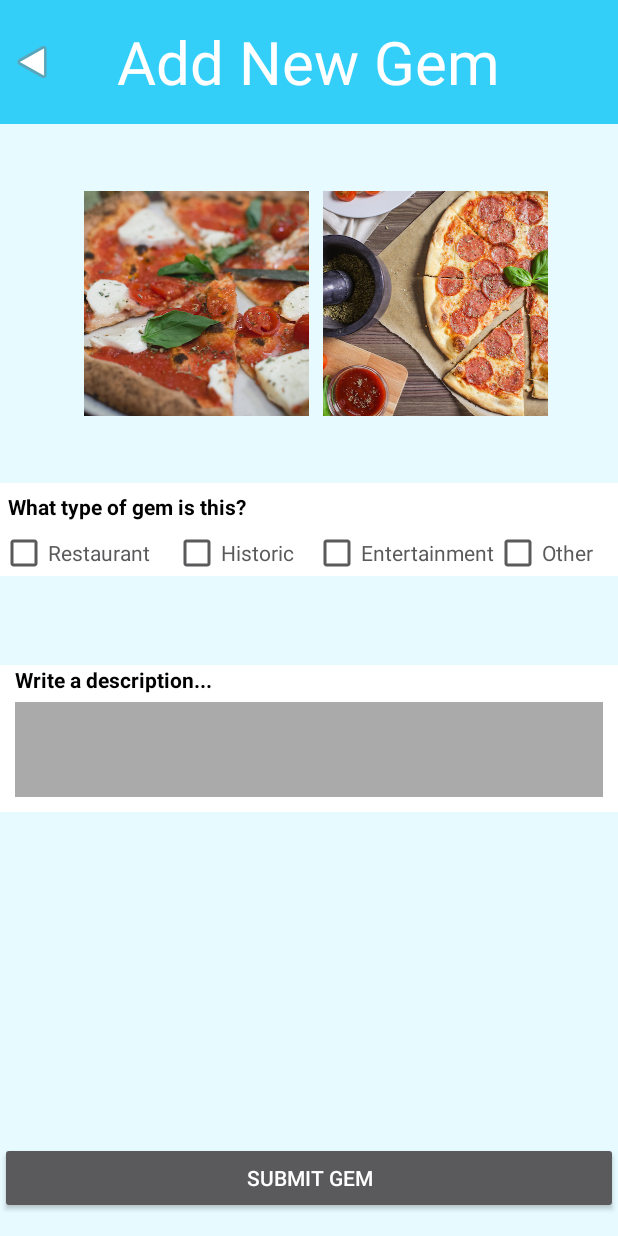
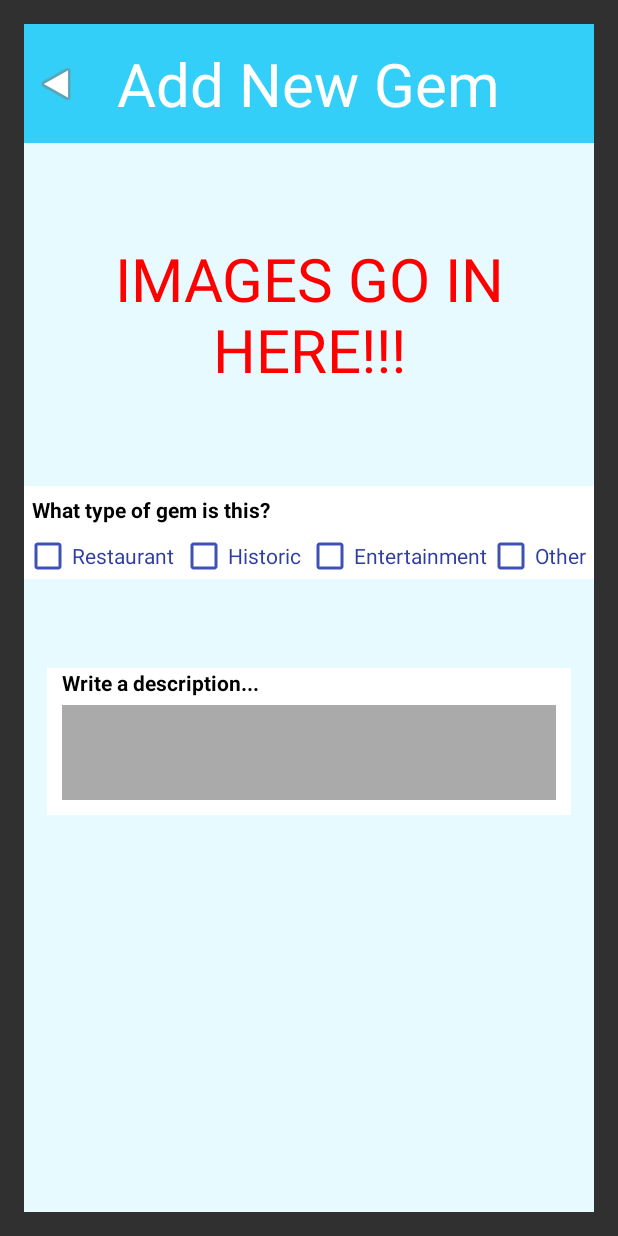
Before and after one commit to ptar104/HiddenGems, an Android app: the layout activity_add_gem.xml on its own in the app's theme, with its tools: preview values and no code run, on a phone screen of 412 x 824 dp. Run offline under Robolectric (Android 15) with nearby library versions, the phone set to English and light mode, and no system bars.

Commit message:
init add gem page

```diff
--- a/app/src/main/AndroidManifest.xml
+++ b/app/src/main/AndroidManifest.xml
@@ -37,9 +37,8 @@
                 <category android:name="android.intent.category.LAUNCHER" />
             </intent-filter>
         </activity>
-        <activity android:name=".GemInfoActivity">
-
-        </activity>
+        <activity android:name=".GemInfoActivity"></activity>
+        <activity android:name=".AddGemActivity"></activity>
     </application>
 
 </manifest>
--- a/app/src/main/java/com/capstone/petros/hiddengems/MapsActivity.java
+++ b/app/src/main/java/com/capstone/petros/hiddengems/MapsActivity.java
@@ -52,13 +52,6 @@ public class MapsActivity extends FragmentActivity implements OnMapReadyCallback
 
     @Override
     public boolean onMarkerClick(final Marker marker) {
-
-        String name= marker.getTitle();
-
-//        if (name.equalsIgnoreCase("My Spot"))
-//        {
-//            //write your code here
-//        }
         Log.i(TAG, "Tapped marker");
 
         Intent intent  = new Intent(MapsActivity.this, GemInfoActivity.class);
--- a/app/src/main/res/layout/activity_add_gem.xml
+++ b/app/src/main/res/layout/activity_add_gem.xml
@@ -5,13 +5,12 @@
     android:id="@+id/activity_add_gem"
     android:layout_width="match_parent"
     android:layout_height="match_parent"
-    android:paddingBottom="0dp"
-    android:paddingLeft="0dp"
-    android:paddingRight="0dp"
-    android:paddingTop="0dp"
-    tools:context="com.capstone.petros.hiddengems.AddGemActivity"
-    android:baselineAligned="false"
-    android:orientation="vertical">
+    android:paddingBottom="@dimen/activity_vertical_margin"
+    android:paddingLeft="@dimen/activity_horizontal_margin"
+    android:paddingRight="@dimen/activity_horizontal_margin"
+    android:paddingTop="@dimen/activity_vertical_margin"
+    android:orientation="vertical"
+    tools:context="com.capstone.petros.hiddengems.AddGemActivity">
 
     <RelativeLayout
         android:layout_width="match_parent"
@@ -51,29 +50,15 @@
             android:layout_height="match_parent"
             android:layout_weight="5">
 
-            <ImageView
-                app:srcCompat="@drawable/pizza1"
-                android:layout_marginLeft="56dp"
-                android:layout_marginStart="56dp"
-                android:scaleType="center"
-                android:id="@+id/imageView4"
-                android:layout_height="150dp"
-                android:layout_width="150dp"
-                android:layout_centerVertical="true"
-                android:layout_alignParentLeft="true"
-                android:layout_alignParentStart="true" />
+            <TextView
+                android:layout_width="wrap_content"
+                android:layout_height="wrap_content"
+                android:text="IMAGES GO IN HERE!!!"
+                android:textSize="40dp"
+                android:textColor="#FFFF0000"
+                android:textAlignment="center"
+                android:layout_centerInParent="true"/>
 
-            <ImageView
-                app:srcCompat="@drawable/pizza2"
-                android:scaleType="center"
-                android:id="@+id/imageView3"
-                android:layout_height="150dp"
-                android:layout_width="150dp"
-                android:layout_alignTop="@+id/imageView4"
-                android:layout_toRightOf="@+id/imageView4"
-                android:layout_toEndOf="@+id/imageView4"
-                android:layout_marginLeft="9dp"
-                android:layout_marginStart="9dp" />
         </RelativeLayout>
 
         <LinearLayout
@@ -104,8 +89,8 @@
                     android:layout_width="wrap_content"
                     android:layout_height="wrap_content"
                     android:id="@+id/checkBox4"
-                    android:textColor="?attr/colorButtonNormal"
-                    app:buttonTint="?attr/colorButtonNormal"
+                    android:textColor="@color/colorPrimaryDark"
+                    app:buttonTint="@color/colorPrimary"
                     android:layout_weight="0.05" />
 
                 <CheckBox
@@ -113,8 +98,8 @@
                     android:layout_width="wrap_content"
                     android:layout_height="wrap_content"
                     android:id="@+id/checkBox6"
-                    android:textColor="?attr/colorButtonNormal"
-                    app:buttonTint="?attr/colorButtonNormal"
+                    android:textColor="@color/colorPrimaryDark"
+                    app:buttonTint="@color/colorPrimary"
                     android:layout_weight="0.04" />
 
                 <CheckBox
@@ -122,16 +107,16 @@
                     android:layout_width="wrap_content"
                     android:layout_height="wrap_content"
                     android:id="@+id/checkBox7"
-                    android:textColor="?attr/colorButtonNormal"
-                    app:buttonTint="?attr/colorButtonNormal" />
+                    android:textColor="@color/colorPrimaryDark"
+                    app:buttonTint="@color/colorPrimary" />
 
                 <CheckBox
                     android:text="Other"
                     android:layout_width="wrap_content"
                     android:layout_height="wrap_content"
                     android:id="@+id/checkBox8"
-                    android:textColor="?attr/colorButtonNormal"
-                    app:buttonTint="?attr/colorButtonNormal"
+                    android:textColor="@color/colorPrimaryDark"
+                    app:buttonTint="@color/colorPrimary"
                     android:layout_weight="0.05" />
 
             </LinearLayout>
@@ -143,8 +128,8 @@
             android:layout_width="match_parent"
             android:layout_height="match_parent"
             android:orientation="vertical"
-            android:paddingLeft="0dp"
-            android:paddingRight="0dp"
+            android:paddingLeft="15dp"
+            android:paddingRight="15dp"
             android:layout_weight="3"
             android:weightSum="1">
 
@@ -159,9 +144,7 @@
                 android:orientation="vertical"
                 android:layout_width="match_parent"
                 android:layout_height="98dp"
-                android:background="@android:color/background_light"
-                android:layout_marginLeft="0dp"
-                android:layout_marginRight="0dp">
+                android:background="@android:color/background_light">
 
                 <TextView
                     android:text="Write a description..."
@@ -184,18 +167,6 @@
                     android:layout_marginLeft="10dp"
                     android:layout_marginTop="5dp" />
             </LinearLayout>
-
-            <Space
-                android:layout_width="match_parent"
-                android:layout_height="wrap_content"
-                android:layout_weight="0.94" />
-
-            <Button
-                android:text="SUBMIT GEM"
-                android:layout_width="match_parent"
-                android:layout_height="wrap_content"
-                android:id="@+id/submitGemButton"
-                android:textAlignment="center" />
         </LinearLayout>
 
 
```
